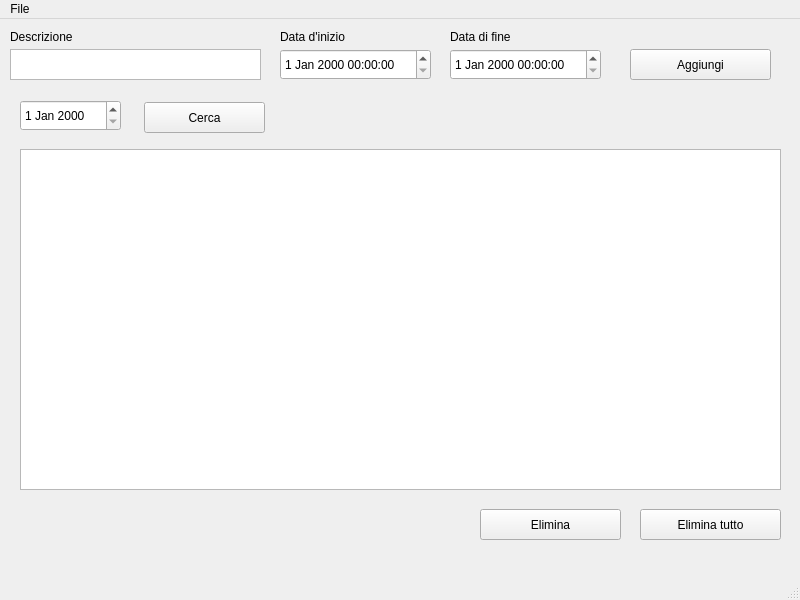
This is mainwindow.ui in mala01-ctrl/Register as Qt 5 draws it before an edit. The edited form follows.
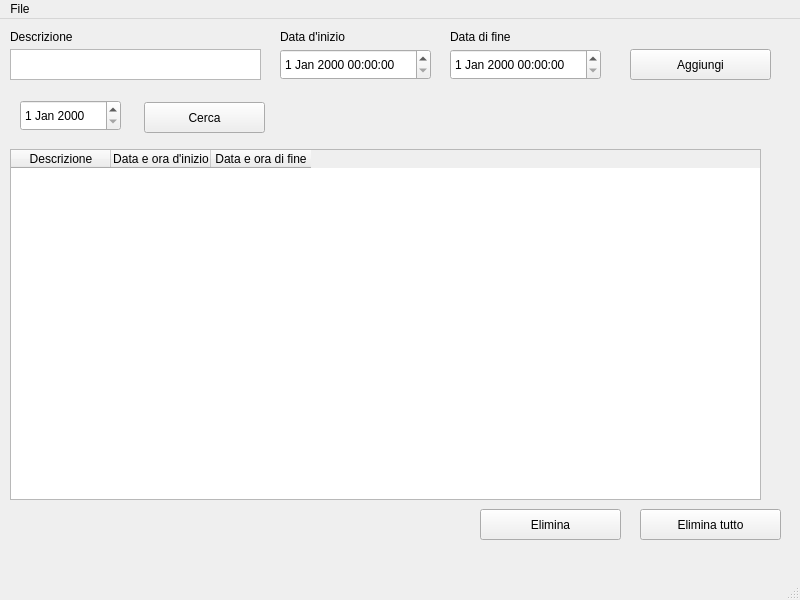
This is the edited form.

The edit to the form file:
```diff
--- a/mainwindow.ui
+++ b/mainwindow.ui
@@ -96,22 +96,7 @@
      <string>Descrizione</string>
     </property>
    </widget>
-   <widget class="QListWidget" name="listWidget">
-    <property name="geometry">
-     <rect>
-      <x>20</x>
-      <y>130</y>
-      <width>761</width>
-      <height>341</height>
-     </rect>
-    </property>
-    <item>
-     <property name="text">
-      <string/>
-     </property>
-    </item>
-   </widget>
-   <widget class="QPushButton" name="pushButton_2">
+   <widget class="QPushButton" name="btnClearAll">
     <property name="geometry">
      <rect>
       <x>640</x>
@@ -160,6 +145,46 @@
      <string>Cerca</string>
     </property>
    </widget>
+   <widget class="QTableWidget" name="tableWidget">
+    <property name="geometry">
+     <rect>
+      <x>10</x>
+      <y>130</y>
+      <width>751</width>
+      <height>351</height>
+     </rect>
+    </property>
+    <property name="maximumSize">
+     <size>
+      <width>16777215</width>
+      <height>351</height>
+     </size>
+    </property>
+    <property name="gridStyle">
+     <enum>Qt::PenStyle::SolidLine</enum>
+    </property>
+    <property name="columnCount">
+     <number>3</number>
+    </property>
+    <attribute name="horizontalHeaderVisible">
+     <bool>true</bool>
+    </attribute>
+    <column>
+     <property name="text">
+      <string>Descrizione</string>
+     </property>
+    </column>
+    <column>
+     <property name="text">
+      <string>Data e ora d'inizio</string>
+     </property>
+    </column>
+    <column>
+     <property name="text">
+      <string>Data e ora di fine</string>
+     </property>
+    </column>
+   </widget>
   </widget>
   <widget class="QMenuBar" name="menubar">
    <property name="geometry">
```
Left out of the diff: 10 changed lines with no effect on the pictures.
